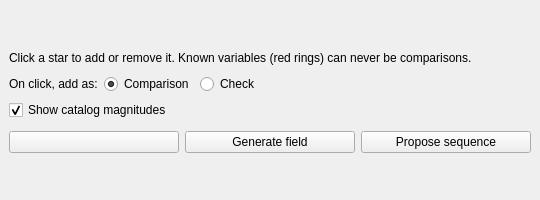
Old version of the form nightscribe/gui/ui/ufe_manual_dialog.ui in the repository irydeo/nightscribe.
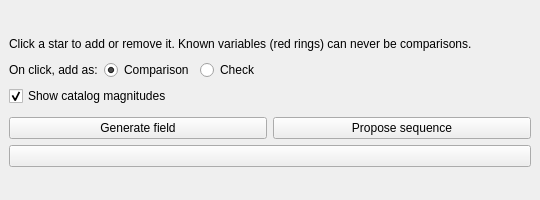
New version of the form.

Commit message: chore(gui): ufe_manual_dialog re-saved through Qt Designer - btn_seq_open moves out of the button column: it now sits below the frame as a full-width row between the button stack and the bottom spacer, and the two spacers drop their Expanding sizeType for the canonical minimum sizeHint, the widget tree and every string untouched

```diff
--- a/nightscribe/gui/ui/ufe_manual_dialog.ui
+++ b/nightscribe/gui/ui/ufe_manual_dialog.ui
@@ -28,13 +28,10 @@
      <property name="orientation">
       <enum>Qt::Orientation::Vertical</enum>
      </property>
-     <property name="sizeType">
-      <enum>QSizePolicy::Policy::Expanding</enum>
-     </property>
      <property name="sizeHint" stdset="0">
       <size>
        <width>20</width>
-       <height>15</height>
+       <height>2</height>
       </size>
      </property>
     </spacer>
@@ -114,16 +111,6 @@
      <property name="topMargin">
       <number>5</number>
      </property>
-     <item>
-      <widget class="QPushButton" name="btn_seq_open">
-       <property name="toolTip">
-        <string>The sequence table: the comparison stars and the check star with their catalog magnitudes (a small window: keep working while it is open)</string>
-       </property>
-       <property name="text">
-        <string/>
-       </property>
-      </widget>
-     </item>
      <item>
       <widget class="QPushButton" name="btn_field">
        <property name="toolTip">
@@ -146,6 +133,16 @@
      </item>
     </layout>
    </item>
+   <item>
+    <widget class="QPushButton" name="btn_seq_open">
+     <property name="toolTip">
+      <string>The sequence table: the comparison stars and the check star with their catalog magnitudes (a small window: keep working while it is open)</string>
+     </property>
+     <property name="text">
+      <string/>
+     </property>
+    </widget>
+   </item>
    <item>
     <spacer name="verticalSpacer_2">
      <property name="orientation">
@@ -157,7 +154,7 @@
      <property name="sizeHint" stdset="0">
       <size>
        <width>20</width>
-       <height>15</height>
+       <height>2</height>
       </size>
      </property>
     </spacer>
```
